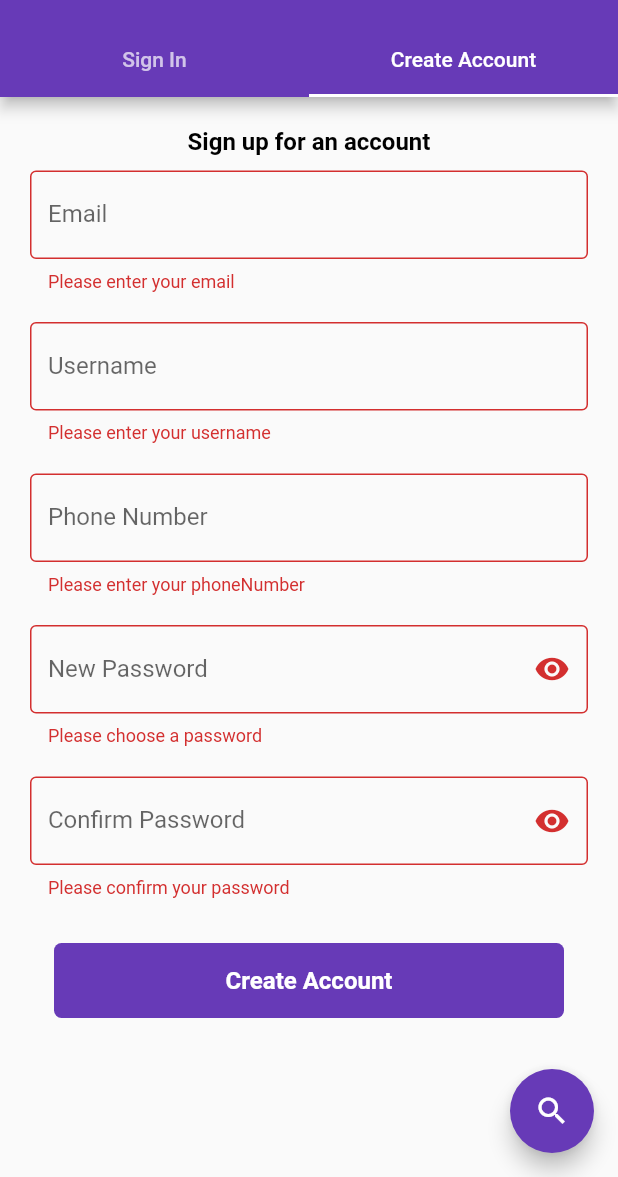
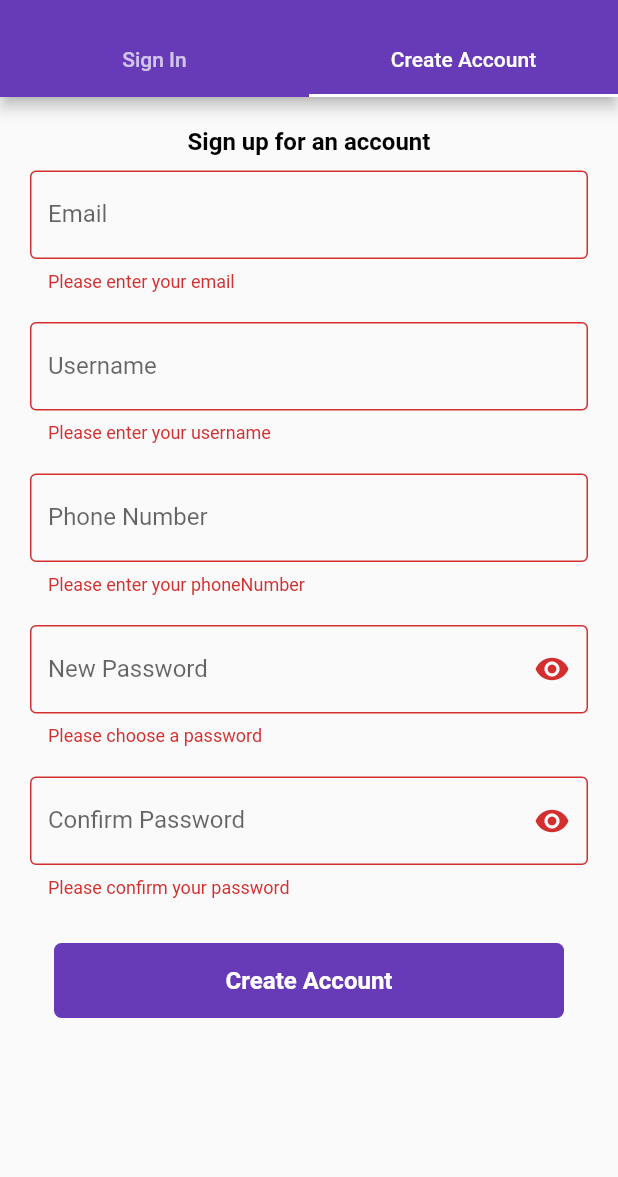
Before and after one commit to joshcalafell/wordsleuth-flutter, a Flutter app: the screen it shows after launch, tab 2 chosen, after a tap on "Create Account", on a phone screen of 412 x 824 dp, the part 59-1236 px from its top. Run offline on Flutter 3.47's test engine with Material 2 defaults, Android fonts, the phone set to English and light mode, and no system bars; our stand-ins replace easy_search_bar; missing offline and left inert: amplify_auth_cognito, amplify_flutter.

Commit message:
Auth flow updated and fixes

```diff
--- a/lib/auth_wrapper.dart
+++ b/lib/auth_wrapper.dart
@@ -74,11 +74,7 @@ class _AuthWrapperState extends State<AuthWrapper> {
                 FormCreateAccount(title: signUpText),
               ],
             ),
-              floatingActionButton: FloatingActionButton(
-                  onPressed: () {},
-                  tooltip: '?',
-                  backgroundColor: Colors.deepPurple,
-                  child: const Icon(Icons.search)))),
+          )),
     );
   }
 }
--- a/lib/forms/form_create_acount.dart
+++ b/lib/forms/form_create_acount.dart
@@ -176,7 +176,7 @@ class _FormCreateAccountState extends State<FormCreateAccount> {
                   validator: (value) {
                     if (value == null || value.isEmpty) {
                       return 'Please confirm your password';
-                    } else if (password1.toString() != value.toString()) {
+                    } else if (password1 != value) {
                       return 'Passwords do not match';
                     } else {
                       password2 = value;
@@ -195,7 +195,6 @@ class _FormCreateAccountState extends State<FormCreateAccount> {
                         icon: Icon(!_passwordVerifyVisible
                             ? Icons.visibility
                             : Icons.visibility_off),
-                        // The validator receives the text that the user has entered.
                       )))),
           const Padding(
             padding: EdgeInsets.symmetric(horizontal: 20, vertical: 10),
@@ -214,7 +213,7 @@ class _FormCreateAccountState extends State<FormCreateAccount> {
                       .then((value) => Navigator.of(context).push(
                           MaterialPageRoute(
                               builder: (context) => const FormVerifyAccount(
-                                  title: 'Form Verify Account'))));
+                                  title: 'Word Sleuth'))));
 
                   ScaffoldMessenger.of(context).showSnackBar(
                     const SnackBar(content: Text('Processing Data')),
--- a/lib/forms/form_login_account.dart
+++ b/lib/forms/form_login_account.dart
@@ -162,7 +162,7 @@ class _FormLoginAccountState extends State<FormLoginAccount> {
                 keyboardType: TextInputType.visiblePassword,
               )),
           const Padding(
-            padding: EdgeInsets.symmetric(horizontal: 20, vertical: 10),
+            padding: EdgeInsets.symmetric(horizontal: 20, vertical: 4),
           ),
           MaterialButton(
             minWidth: double.tryParse('340'),
@@ -194,7 +194,7 @@ class _FormLoginAccountState extends State<FormLoginAccount> {
               borderRadius: BorderRadius.circular(5.0),
             ),
             child: const Text(
-              'Sign In',
+              'Submit',
               style: TextStyle(
                 fontWeight: FontWeight.w600,
                 fontSize: 16,
```
Also changed, not shown: lib/forms/form_verify_account.dart (+37 -14 lines). Lines whose indentation alone changed are shown as unchanged.
